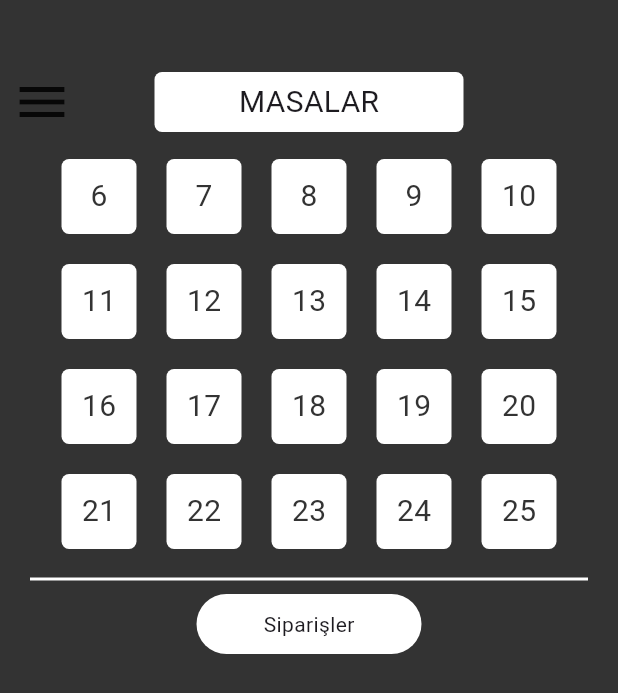
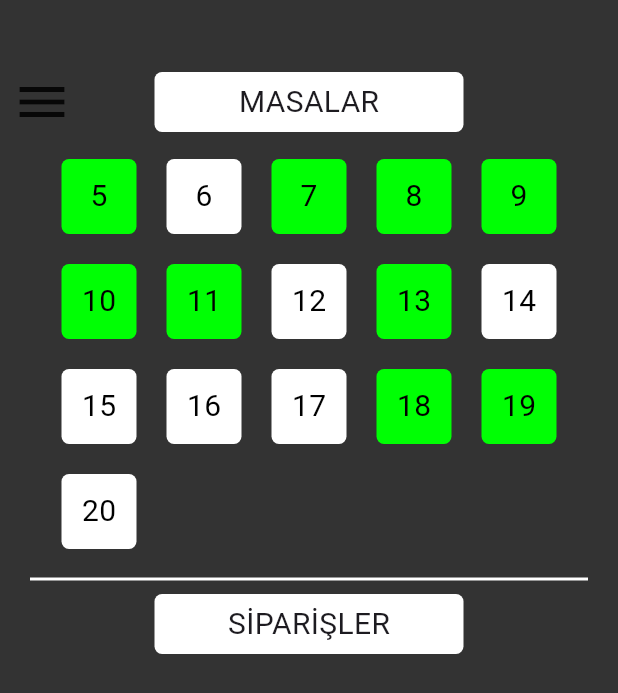
Before and after one commit to muhammettalhakaymak23214/garsonapp, a Flutter app: the screen it shows after launch, scrolled down 70 dp, on a phone screen of 412 x 824 dp. Shown: the top 693 px of the screen. Run offline on Flutter 3.47's test engine with Material 3 defaults, Android fonts, the phone set to English and light mode, and no system bars.

Commit message:
Anasayfadaki ListViewBuilder güncellendi.

```diff
--- a/garsonapp/lib/sayfalar/ana_sayfa.dart
+++ b/garsonapp/lib/sayfalar/ana_sayfa.dart
@@ -8,37 +8,31 @@ class AnaSayfa extends StatefulWidget {
 }
 
 class _AnaSayfaState extends State<AnaSayfa> {
-  final List<String> myList = [
-    "1",
-    "2",
-    "3",
-    "4",
-    "5",
-    "6",
-    "7",
-    "8",
-    "9",
-    "10",
-    "11",
-    "12",
-    "13",
-    "14",
-    "15",
-    "16",
-    "17",
-    "18",
-    "19",
-    "20",
-    "21",
-    "22",
-    "23",
-    "24",
-    "25",
-    "26",
-    "27",
-    "28",
-    "29",
-  ];
+  Map<int, bool> myMap = {
+    0: true,
+    1: true,
+    2: false,
+    3: false,
+    4: false,
+    5: true,
+    6: false,
+    7: true,
+    8: true,
+    9: true,
+    10: true,
+    11: true,
+    12: false,
+    13: true,
+    14: false,
+    15: false,
+    16: false,
+    17: false,
+    18: true,
+    19: true,
+    20: false,
+    // Diğer anahtar-değer çiftleri buraya eklenir...
+  };
+
   int startIndex = 0;
 
   @override
@@ -115,53 +109,55 @@ class _AnaSayfaState extends State<AnaSayfa> {
                     flex: 1,
                     child: Container(
                       width: 50,
-                    ))
+                    )),
               ],
             ),
             Container(
               width: 350,
               height: 280,
-              //color: Colors.amber,
-              //alignment: Alignment.topCenter,
               child: ListView.builder(
-                itemCount: (myList.length / 5).ceil(), // Satır sayısı
+                itemCount: (myMap.length / 5).ceil(), // Satır sayısı
                 itemBuilder: (BuildContext context, int rowIndex) {
                   return Row(
                     mainAxisAlignment: MainAxisAlignment.center,
-                    //crossAxisAlignment: CrossAxisAlignment.start,
                     children: List.generate(
                       5,
                       (int columnIndex) {
                         final index = rowIndex * 5 + columnIndex;
-                        if (index < myList.length) {
+                        final mapValue = myMap[index];
+                        if (index < myMap.length) {
                           return GestureDetector(
                             onTap: () {
                               // Container tıklandığında yapılacak işlemler
-                              print(index + 1);
+                              // print(index + 1 + );
+                              print(
+                                  'Key: ${myMap.keys.elementAt(index)}, Value: ${mapValue != null ? (mapValue ? 'true' : 'false') : 'null'}');
                             },
                             child: Container(
                               decoration: BoxDecoration(
                                 borderRadius: BorderRadius.circular(5),
-                                color: const Color.fromARGB(255, 255, 255, 255),
+                                color: mapValue != null && mapValue
+                                    ? Color.fromARGB(255, 0, 255, 4)
+                                    : Color.fromARGB(255, 255, 255, 255),
                               ),
-
                               height: 50,
                               width: 50,
                               margin: const EdgeInsets.all(10.0),
-                              //  padding: const EdgeInsets.all(20.0),
                               alignment: Alignment.center,
                               child: Text(
-                                myList[index],
+                                (myMap.keys.elementAt(index))
+                                    .toString(), // Sayıları ekrana yazdırıyoruz
                                 style: const TextStyle(
-                                    color: Color.fromRGBO(51, 51, 51, 100),
-                                    fontSize: 20),
+                                  color: Color.fromRGBO(0, 0, 0, 1),
+                                  fontSize: 20,
+                                ),
                               ),
                             ),
                           );
                         } else {
                           return Container(
-                            height: 50,
-                            width: 50,
+                            height: 60,
+                            width: 60,
                             margin: const EdgeInsets.all(5.0),
                           ); // Eksik elemanlar için boş Container
                         }
@@ -179,19 +175,35 @@ class _AnaSayfaState extends State<AnaSayfa> {
               indent: 20, // Çizginin başlangıç boşluğu
               endIndent: 20, // Çizginin bitiş boşluğu
             ),
-            Container(
-              margin: EdgeInsets.all(0),
+            Row(
+              children: [
+                Expanded(
+                    flex: 1,
+                    child: Container(
+                      width: 50,
+                    )),
+                Expanded(
+                  flex: 2,
+                  child: Container(
                     decoration: BoxDecoration(
-                  borderRadius: BorderRadius.circular(20.0),
+                        borderRadius: BorderRadius.circular(5.0),
                         color: Colors.white),
                     //color: Colors.amber,
                     height: 40,
-              width: 150,
+                    width: 190,
                     alignment: Alignment.center,
                     child: const Text(
-                "Siparişler",
-                style: TextStyle(),
+                      "SİPARİŞLER",
+                      style: TextStyle(fontSize: 20),
                     ),
+                  ),
+                ),
+                Expanded(
+                    flex: 1,
+                    child: Container(
+                      width: 50,
+                    )),
+              ],
             ),
           ],
         ),
@@ -200,6 +212,9 @@ class _AnaSayfaState extends State<AnaSayfa> {
   }
 }
 /*
+------------------------------------
+Ekran genişliği : 411.42857142857144
+------------------------------------
 Container(
                   padding: const EdgeInsets.all(0),
                   width: 250,
@@ -307,3 +322,120 @@ Container(
                   ),
                 ),
                 */
+
+                /*
+
+                mylist kullanılarak yapılan son yapı daha sonra mymap'e geçtim
+                 Container(
+              width: 350,
+              height: 280,
+              //color: Colors.amber,
+              //alignment: Alignment.topCenter,
+              child: ListView.builder(
+                itemCount: (myList.length / 5).ceil(), // Satır sayısı
+                itemBuilder: (BuildContext context, int rowIndex) {
+                  return Row(
+                    mainAxisAlignment: MainAxisAlignment.center,
+                    //crossAxisAlignment: CrossAxisAlignment.start,
+                    children: List.generate(
+                      5,
+                      (int columnIndex) {
+                        final index = rowIndex * 5 + columnIndex;
+                        if (index < myList.length) {
+                          return GestureDetector(
+                            onTap: () {
+                              // Container tıklandığında yapılacak işlemler
+                              print(index + 1);
+                            },
+                            child: Container(
+                              decoration: BoxDecoration(
+                                borderRadius: BorderRadius.circular(5),
+                                color: const Color.fromARGB(255, 255, 255, 255),
+                              ),
+
+                              height: 50,
+                              width: 50,
+                              margin: const EdgeInsets.all(10.0),
+                              //  padding: const EdgeInsets.all(20.0),
+                              alignment: Alignment.center,
+                              child: Text(
+                                myList[index],
+                                style: const TextStyle(
+                                    color: Color.fromRGBO(51, 51, 51, 100),
+                                    fontSize: 20),
+                              ),
+                            ),
+                          );
+                        } else {
+                          return Container(
+                            height: 60,
+                            width: 60,
+                            margin: const EdgeInsets.all(5.0),
+                          ); // Eksik elemanlar için boş Container
+                        }
+                      },
+                    ),
+                  );
+                },
+              ),
+            ),
+            */
+
+
+            /*
+
+/*
+  final List<String> myList = [
+    "1",
+    "2",
+    "3",
+    "4",
+    "5",
+    "6",
+    "7",
+    "8",
+    "9",
+    "10",
+    "11",
+    "12",
+    "13",
+    "14",
+    "15",
+    "16",
+    "17",
+    "18",
+    "19",
+    "20",
+    "21",
+    "22",
+    "23",
+    "24",
+    "25",
+    "26",
+    "27",
+    "28",
+    "29",
+  ];
+  */
+
+            */
+
+            /*
+//---------------
+            Container(
+              margin: EdgeInsets.all(0),
+              decoration: BoxDecoration(
+                  borderRadius: BorderRadius.circular(20.0),
+                  color: Colors.white),
+              //color: Colors.amber,
+              height: 40,
+              width: 150,
+              alignment: Alignment.center,
+              child: const Text(
+                "Siparişler",
+                style: TextStyle(),
+              ),
+            ),
+
+
+            */
```
Also changed, not shown: 1 other file. Lines whose indentation alone changed are shown as unchanged.
